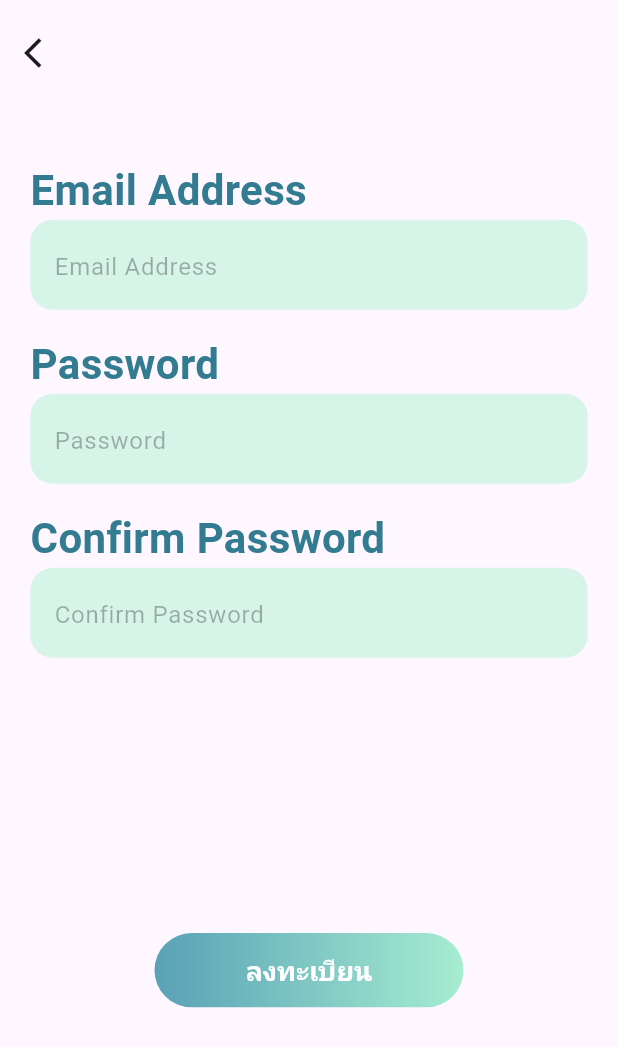
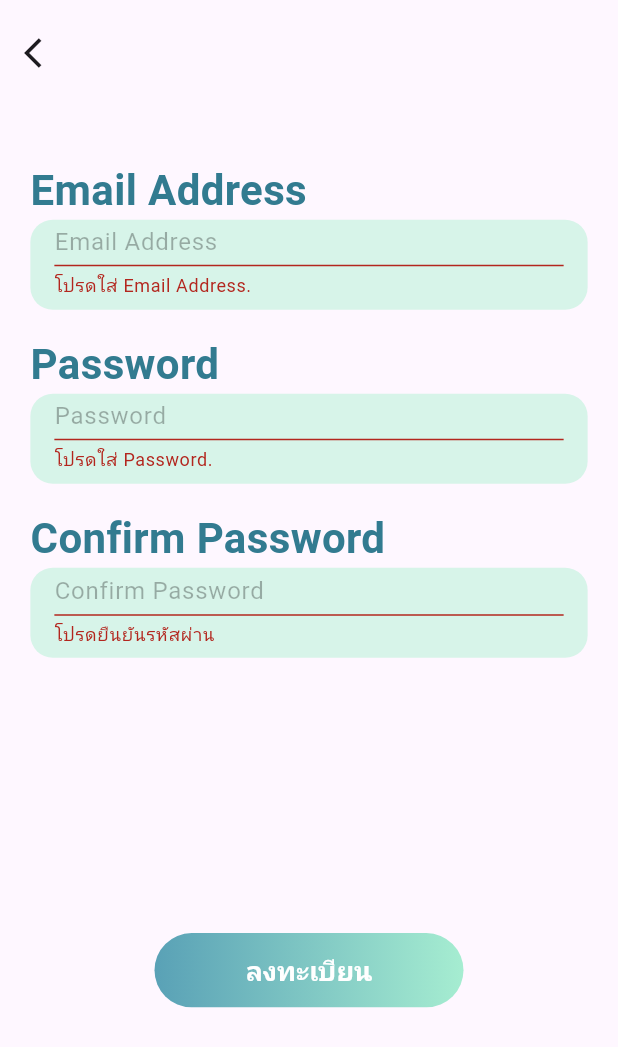
Before and after one commit to TaNuNian/workmai, a Flutter app: the RegisterPage screen opened by its route, after a tap on "ลงทะเบียน", on a phone screen of 412 x 824 dp. Shown: the top 1047 px of the screen. Run offline on Flutter 3.47's test engine with Material 3 defaults, Android fonts, the phone set to English and light mode, and no system bars; our stand-ins replace cloud_firestore, firebase_auth, firebase_core, form_field_validator, google_fonts; accounts and stored records are empty; Roboto replaces fonts that are missing (Sarabun).

Commit message:
finish register_page.dart

```diff
--- a/lib/src/pre_pages/register_page/register_page.dart
+++ b/lib/src/pre_pages/register_page/register_page.dart
@@ -13,6 +13,7 @@ class RegisterPage extends StatefulWidget {
 }
 
 class _RegisterPageState extends State<RegisterPage> {
+  final _formKey = GlobalKey<FormState>();
   // final _formKey = GlobalKey<FormState>();
   List<String> profile = registerText;
   Account account = signupAccount;
@@ -41,6 +42,8 @@ class _RegisterPageState extends State<RegisterPage> {
             horizontal: width * 0.02,
             vertical: height * 0.02,
           ),
+          child: Form(
+            key: _formKey,
             child: Column(
               children: [
                 SizedBox(
@@ -56,9 +59,10 @@ class _RegisterPageState extends State<RegisterPage> {
                 ),
                 Padding(
                   padding: EdgeInsets.symmetric(vertical: height * 0.05),
-                child: RegisterButton(account: account,),
+                  child: RegisterButton(account: account,formKey: _formKey,),
                 )
               ],
+            ),
           ),
         ),
       ),
--- a/lib/src/pre_pages/register_page/register_page_wg/register_button.dart
+++ b/lib/src/pre_pages/register_page/register_page_wg/register_button.dart
@@ -5,11 +5,13 @@ import 'package:workmai/model/account.dart';
 import 'package:workmai/src/decor/gradients.dart';
 
 class RegisterButton extends StatelessWidget {
+  final GlobalKey<FormState> formKey;
   final Account account;
 
   const RegisterButton({
     super.key,
     required this.account,
+    required this.formKey,
   });
 
   @override
@@ -23,7 +25,15 @@ class RegisterButton extends StatelessWidget {
             (MediaQuery.sizeOf(context).height * 0.06) / 2),
       ),
       child: ElevatedButton(
-        onPressed: () {},
+        onPressed: () {
+          if (formKey.currentState != null && formKey.currentState!.validate()) {
+            formKey.currentState?.save();
+            print("email= ${account.email}, password= ${account.password}");
+            formKey.currentState?.reset();// CHECK EMAIL / PASSWORD HERE
+            signUp(context, account);
+          }
+
+        },
         style: ElevatedButton.styleFrom(
           backgroundColor: Colors.transparent,
           shadowColor: Colors.transparent,
--- a/lib/src/pre_pages/register_page/register_page_wg/register_children_wg.dart
+++ b/lib/src/pre_pages/register_page/register_page_wg/register_children_wg.dart
@@ -3,6 +3,7 @@ import 'package:google_fonts/google_fonts.dart';
 import 'package:workmai/model/account.dart';
 import 'package:workmai/src/pre_pages/login_page/login_page_widget/login_profile.dart';
 import 'package:workmai/src/pre_pages/login_page/login_page_widget/login_textbox.dart';
+import 'package:workmai/src/pre_pages/register_page/register_page_wg/register_textbox.dart';
 
 class RegisterChildrenWg extends StatefulWidget {
   final String child;
@@ -32,13 +33,12 @@ class _RegisterChildrenWgState extends State<RegisterChildrenWg> {
                 color: const Color(0xff327B90),
                 fontWeight: FontWeight.bold,
                 fontSize: 28,
-
               ),
             ),
             Container(
-              child: LoginTextbox(
+              child: RegisterTextbox(
                 hint: widget.child.toString(),
-                obsec: false,
+                obsec: widget.child.toString() == 'Email Address' ? false : true,
                 account: _account,
                 type: widget.child.toString(),
                 color: const Color(0xffD7F4E9),
--- /dev/null
+++ b/lib/src/pre_pages/register_page/register_page_wg/register_textbox.dart
@@ -0,0 +1,39 @@
+import 'package:flutter/material.dart';
+import 'package:workmai/model/account.dart';
+import 'package:workmai/src/pre_pages/register_page/register_page_wg/register_textfield.dart';
+
+class RegisterTextbox extends StatelessWidget {
+  final String hint;
+  final bool obsec;
+  final String type;
+  final Account account;
+  final Color? color;
+
+  const RegisterTextbox({
+    super.key,
+    required this.hint,
+    required this.obsec,
+    required this.type,
+    required this.account,
+    this.color,
+  });
+
+  @override
+  Widget build(BuildContext context) {
+    return Container(
+      width: double.infinity,
+      height: 60,
+      decoration: BoxDecoration(
+        color: color ?? const Color(0xffEEECEC),
+        borderRadius: BorderRadius.circular(15),
+      ),
+      child: RegisterTextfield(
+        hint: hint,
+        obsec: obsec,
+        type: type,
+        account: account,
+        color: color,
+      ),
+    );
+  }
+}
--- /dev/null
+++ b/lib/src/pre_pages/register_page/register_page_wg/register_textfield.dart
@@ -0,0 +1,96 @@
+import 'package:flutter/material.dart';
+import 'package:form_field_validator/form_field_validator.dart';
+import "package:google_fonts/google_fonts.dart";
+import 'package:workmai/model/account.dart';
+import 'package:workmai/src/pre_pages/register_page/register_page_wg/register_textfield.dart';
+import 'package:workmai/src/pre_pages/register_page/register_page_wg/register_textfield.dart';
+import 'package:workmai/src/pre_pages/register_page/register_page_wg/register_textfield.dart';
+import 'package:workmai/src/pre_pages/register_page/register_page_wg/register_textfield.dart';
+import 'package:workmai/src/pre_pages/register_page/register_page_wg/register_textfield.dart';
+import 'package:workmai/src/pre_pages/register_page/register_page_wg/register_textfield.dart';
+
+class RegisterTextfield extends StatefulWidget {
+  final String hint;
+  final bool obsec;
+  final String? type;
+  final Account account;
+  final Color? color;
+
+  const RegisterTextfield({
+    super.key,
+    required this.hint,
+    required this.obsec,
+    this.type,
+    required this.account,
+    this.color,
+  });
+
+  @override
+  State<RegisterTextfield> createState() => _RegisterTextfieldState();
+}
+
+class _RegisterTextfieldState extends State<RegisterTextfield> {
+  late TextEditingController _controller;
+  final FocusNode _focusNode = FocusNode();
+
+  @override
+  void initState() {
+    super.initState();
+    _controller = TextEditingController();
+    _focusNode.unfocus();
+  }
+
+  @override
+  void dispose() {
+    _focusNode.dispose();
+    super.dispose();
+  }
+
+  @override
+  Widget build(BuildContext context) {
+    return Center(
+      child: Padding(
+        padding: const EdgeInsets.symmetric(vertical: 8, horizontal: 16),
+        child: TextFormField(
+          keyboardType:
+          widget.obsec ? TextInputType.text : TextInputType.emailAddress,
+          onSaved: (String? value) {
+            if (widget.obsec) {
+              widget.account.password = value ?? '';
+              print(widget.account.password);
+            } else {
+              widget.account.email = value ?? '';
+              print(widget.account.email);
+            }
+          },
+          controller: _controller,
+          validator: MultiValidator([
+            if (!widget.obsec)
+              EmailValidator(
+                  errorText: "โปรดใส่ ${widget.type.toString()} ที่ถูกต้อง"),
+            if (widget.type.toString() == "Confirm Password")
+              RequiredValidator(
+                  errorText: "โปรดยืนยันรหัสผ่าน"),
+            RequiredValidator(
+                errorText: "โปรดใส่ ${widget.type.toString()}."),
+          ]).call,
+          obscureText: widget.obsec,
+          decoration: InputDecoration(
+            hintText: widget.hint,
+            hintStyle: GoogleFonts.sarabun(
+              color: Colors.black.withOpacity(0.3),
+              fontSize: 16,
+            ),
+            enabledBorder: const UnderlineInputBorder(
+              borderSide: BorderSide(color: Colors.transparent),
+            ),
+            focusedBorder: const UnderlineInputBorder(
+              borderSide: BorderSide(color: Colors.transparent),
+            ),
+          ),
+          focusNode: _focusNode,
+        ),
+      ),
+    );
+  }
+}
```
Also changed, not shown: 1 other file. Lines whose indentation alone changed are shown as unchanged.
